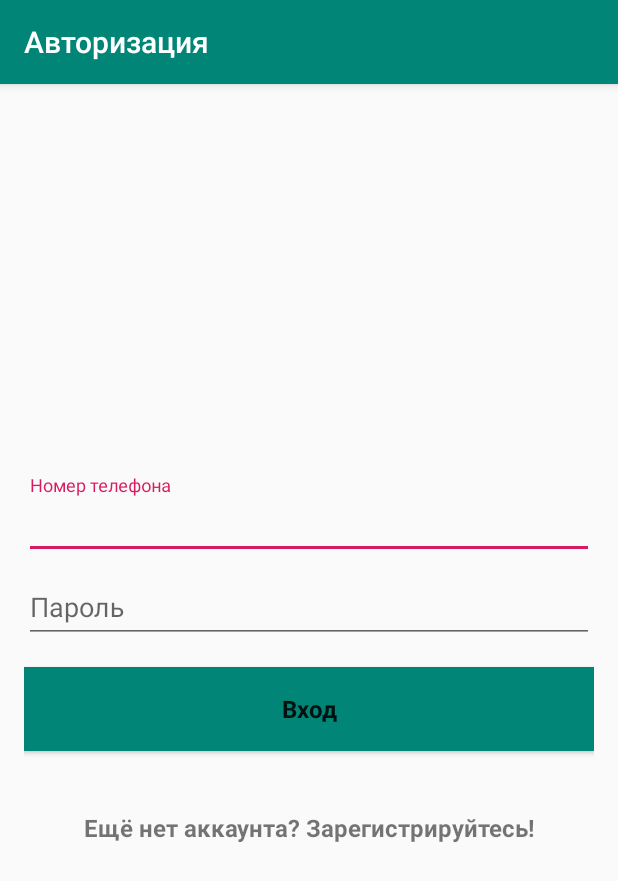
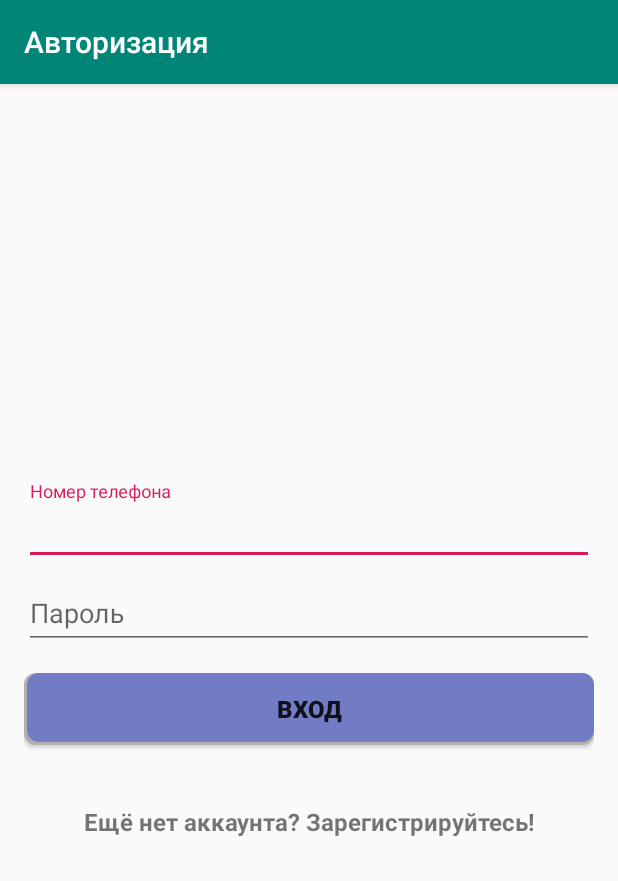
Before and after one commit to Zero1IT/funny_client, an Android app: the screen it shows after launch (AuthenticationActivity), on a phone screen of 412 x 824 dp. Shown: the top 881 px of the screen. Run offline under Robolectric (Android 15) with nearby library versions, the phone set to English and light mode, and no system bars; libraries missing offline, so code that uses them is left out: io.socket.emitter.

```diff
--- a/app/src/main/java/com/example/funnynose/Session.java
+++ b/app/src/main/java/com/example/funnynose/Session.java
@@ -25,8 +25,6 @@ public class Session {
     private static Session mSession;
     //private static boolean mSessionActive;
     //private static boolean mOnline;
-
-    public static Context context;
 
     private Session() {}
 
@@ -75,7 +73,7 @@ public class Session {
     //    }, 100);
     //}
 
-    public static boolean isOnline() {
+    public static boolean isOnline(Context context) {
         ConnectivityManager cm = (ConnectivityManager) context.getSystemService(Context.CONNECTIVITY_SERVICE);
         NetworkInfo netInfo = cm.getActiveNetworkInfo();
         if (netInfo != null && netInfo.isConnectedOrConnecting()) {
--- a/app/src/main/java/com/example/funnynose/SocketAPI.java
+++ b/app/src/main/java/com/example/funnynose/SocketAPI.java
@@ -10,8 +10,8 @@ import io.socket.client.Socket;
 public class SocketAPI {
 
     //private final static String URL = "http://app.funnynose.by";
-    private final static String URL = "http://192.168.0.105:3000";
-    //private final static String URL = "http://192.168.43.1:3000";
+    //private final static String URL = "http://192.168.0.105:3000";
+    private final static String URL = "http://127.0.0.1:3000";
 
     private static Socket mSocket;
 
--- a/app/src/main/java/com/example/funnynose/SplashActivity.java
+++ b/app/src/main/java/com/example/funnynose/SplashActivity.java
@@ -18,8 +18,6 @@ public class SplashActivity extends AppCompatActivity {
     @Override
     protected void onCreate(@Nullable Bundle savedInstanceState) {
         super.onCreate(savedInstanceState);
-
-        Session.context = getApplicationContext();
 
         Intent intent = new Intent(getApplicationContext(), AuthenticationActivity.class);
         startActivity(intent);
--- a/app/src/main/java/com/example/funnynose/authentification/AuthenticationActivity.java
+++ b/app/src/main/java/com/example/funnynose/authentification/AuthenticationActivity.java
@@ -1,4 +1,5 @@
 package com.example.funnynose.authentification;
+
 
 
 import android.content.Intent;
@@ -6,7 +7,6 @@ import android.os.Bundle;
 import android.telephony.PhoneNumberFormattingTextWatcher;
 import android.util.Log;
 import android.view.View;
-import android.widget.AutoCompleteTextView;
 import android.widget.Button;
 import android.widget.EditText;
 import android.widget.TextView;
@@ -14,8 +14,8 @@ import android.widget.Toast;
 
 import com.example.funnynose.MainActivity;
 import com.example.funnynose.R;
-import com.example.funnynose.Session;
 import com.example.funnynose.SocketAPI;
+import com.google.android.material.snackbar.Snackbar;
 
 import org.json.JSONException;
 import org.json.JSONObject;
@@ -48,9 +48,22 @@ public class AuthenticationActivity extends AppCompatActivity {
         mPasswordView = findViewById(R.id.password);
 
         Button mPhoneSignInButton = findViewById(R.id.phone_sign_in_button);
-        mPhoneSignInButton.setOnClickListener(new View.OnClickListener() {
+        mPhoneSignInButton.setOnClickListener(enterEvent);
+
+        TextView mOpenReg = findViewById(R.id.open_reg_button);
+        mOpenReg.setOnClickListener(new View.OnClickListener() {
             @Override
-            public void onClick(View view) {
+            public void onClick(View v) {
+                Intent intent = new Intent(getApplicationContext(), RegistrationActivity.class);
+                startActivity(intent);
+                finish();
+            }
+        });
+    }
+
+    View.OnClickListener enterEvent = new View.OnClickListener() {
+        @Override
+        public void onClick(final View view) {
             String phone = mPhoneView.getText().toString().replace(" ", "").replace("-", "");
             String password = mPasswordView.getText().toString().trim();
             if (password.length() > 0 && !password.contains(" ")) {
@@ -69,37 +82,36 @@ public class AuthenticationActivity extends AppCompatActivity {
                                 @Override
                                 public void call(Object... args) {
                                     if ((boolean) args[0]) {
-                                    Log.d("DEBUG", "xmmmm");
-                                    Intent intent = new Intent(Session.context, MainActivity.class);
+                                        Intent intent = new Intent(getApplicationContext(), MainActivity.class);
                                         startActivity(intent);
                                         finish();
                                     } else {
-                                    // TODO: Toast вылетает здесь из-за ассинхронности вызова
-                                    //Toast.makeText(Session.context, "Неправильный номер телефона или пароль", Toast.LENGTH_SHORT).show();
+                                        // TODO: Toast вылетает здесь из-за ассинхронности вызова.
+                                        // TODO: а может ошибка была другой?
+                                        runOnUiThread(new Runnable() {
+                                            @Override
+                                            public void run() {
+                                                //TODO: maybe отойдём от Toast)))?
+                                                //Toast.makeText(getApplicationContext(),
+                                                //        "Неправильный номер телефона или пароль",
+                                                //        Toast.LENGTH_SHORT).show();
+                                                Snackbar.make(view,
+                                                        "Неправильный номер телефона или пароль",
+                                                        Snackbar.LENGTH_LONG).setAction("Ошибка", null);
+                                            }
+                                        });
                                     }
                                 }
                             });
                 } else {
-                        Toast.makeText(Session.context, "Неправильный номер телефона или пароль", Toast.LENGTH_SHORT).show();
+                    Toast.makeText(getApplicationContext(), "Неправильный номер телефона или пароль", Toast.LENGTH_SHORT).show();
                 }
             } else {
-                    Toast.makeText(Session.context, "Неправильный номер телефона или пароль", Toast.LENGTH_SHORT).show();
+                Toast.makeText(getApplicationContext(), "Неправильный номер телефона или пароль", Toast.LENGTH_SHORT).show();
             }
 
         }
-        });
-
-        TextView mOpenReg = findViewById(R.id.open_reg_button);
-        mOpenReg.setOnClickListener(new View.OnClickListener() {
-            @Override
-            public void onClick(View v) {
-                Intent intent = new Intent(Session.context, RegistrationActivity.class);
-                startActivity(intent);
-                finish();
-            }
-        });
-    }
-
+    };
 
     public static String hashFunction(final String s) {
         try {
@@ -112,9 +124,9 @@ public class AuthenticationActivity extends AppCompatActivity {
             // Create Hex String
             StringBuilder hexString = new StringBuilder();
             for (byte aMessageDigest : messageDigest) {
-                String h = Integer.toHexString(0xFF & aMessageDigest);
+                StringBuilder h = new StringBuilder(Integer.toHexString(0xFF & aMessageDigest));
                 while (h.length() < 2)
-                    h = "0" + h;
+                    h.replace(0, 1, "0").append(h);
                 hexString.append(h);
             }
             return hexString.toString();
--- /dev/null
+++ b/app/src/main/res/drawable/auth_btn.xml
@@ -0,0 +1,29 @@
+<?xml version="1.0" encoding="utf-8"?>
+<selector xmlns:android="http://schemas.android.com/apk/res/android">
+    <item android:state_pressed="false">
+        <layer-list>
+            <item>
+                <shape android:shape="rectangle">
+                    <solid android:color="#B4AEAE"/>
+                    <corners android:radius="8dp"/>
+                </shape>
+            </item>
+            <item android:left="2dp" android:bottom="2dp">
+                <shape android:shape="rectangle">
+                    <solid android:color="#717CC4"/>
+                    <corners android:radius="8dp"/>
+                </shape>
+            </item>
+        </layer-list>
+    </item>
+    <item android:state_pressed="true">
+        <layer-list>
+            <item>
+                <shape android:shape="rectangle">
+                    <solid android:color="#A1D884"/>
+                    <corners android:radius="8dp"/>
+                </shape>
+            </item>
+        </layer-list>
+    </item>
+</selector>
--- a/app/src/main/res/layout/activity_auth.xml
+++ b/app/src/main/res/layout/activity_auth.xml
@@ -37,7 +37,7 @@
                     android:id="@+id/phone"
                     android:layout_width="match_parent"
                     android:layout_height="wrap_content"
-                    android:hint="Номер телефона"
+                    android:hint="@string/phone"
                     android:inputType="phone"
                     android:maxLines="1"
                     android:singleLine="true" />
@@ -52,7 +52,7 @@
                     android:id="@+id/password"
                     android:layout_width="match_parent"
                     android:layout_height="wrap_content"
-                    android:hint="Пароль"
+                    android:hint="@string/password"
                     android:imeActionId="6"
                     android:imeActionLabel="Вход"
                     android:imeOptions="actionUnspecified"
@@ -64,11 +64,11 @@
 
             <Button
                 android:id="@+id/phone_sign_in_button"
-                style="?android:actionBarStyle"
+                android:background="@drawable/auth_btn"
                 android:layout_width="match_parent"
                 android:layout_height="wrap_content"
                 android:layout_marginTop="16dp"
-                android:text="Вход"
+                android:text="@string/enter"
                 android:gravity="center"
                 android:textSize="16sp"
                 android:textStyle="bold"/>
@@ -79,7 +79,7 @@
                 android:layout_width="match_parent"
                 android:layout_height="wrap_content"
                 android:layout_marginTop="40dp"
-                android:text="Ещё нет аккаунта? Зарегистрируйтесь!"
+                android:text="@string/reg_by_dima"
                 android:gravity="center"
                 android:textSize="16sp"
                 android:textStyle="bold"/>
--- a/app/src/main/res/layout/activity_main.xml
+++ b/app/src/main/res/layout/activity_main.xml
@@ -1,5 +1,6 @@
 <?xml version="1.0" encoding="utf-8"?>
-<androidx.drawerlayout.widget.DrawerLayout xmlns:android="http://schemas.android.com/apk/res/android"
+<androidx.drawerlayout.widget.DrawerLayout
+    xmlns:android="http://schemas.android.com/apk/res/android"
     xmlns:app="http://schemas.android.com/apk/res-auto"
     xmlns:tools="http://schemas.android.com/tools"
     android:id="@+id/drawer_layout"
--- a/app/src/main/res/values/strings.xml
+++ b/app/src/main/res/values/strings.xml
@@ -13,4 +13,15 @@
     <string name="surname">Фамилия</string>
     <string name="email">E-mail</string>
     <string name="city">Город</string>
+    <string name="reg_by_dima">Ещё нет аккаунта? Зарегистрируйтесь!</string>
+    <string name="enter">Вход</string>
+    <string name="password">Пароль</string>
+    <string name="phone">Номер телефона</string>
+    <string name="auth_by_dima">Уже есть аккаунт? Просто войдите!</string>
+    <string name="repeat_pass">Повторите пароль</string>
+    <string name="alias">Псевдоним</string>
+    <string name="select_city">Выберите ваш город: </string>
+    <string name="birthday">Выбрать день рождения</string>
+    <string name="select_first_what">Выбрать дату первого участия</string>
+    <string name="end_registration">Завершить регистрацию</string>
 </resources>
```
Also changed, not shown: app/src/main/java/com/example/funnynose/MainActivity.java (+2 -65 lines), app/src/main/java/com/example/funnynose/User.java (added, +17 -0 lines), app/src/main/java/com/example/funnynose/authentification/FirstRegistrationFragment.java (+15 -13 lines), app/src/main/java/com/example/funnynose/authentification/NavigationActivity.java (added, +70 -0 lines), app/src/main/java/com/example/funnynose/authentification/RegistrationActivity.java (+18 -14 lines), app/src/main/java/com/example/funnynose/authentification/SecondRegistrationFragment.java (+7 -15 lines), app/src/main/java/com/example/funnynose/authentification/ThirdRegistrationFragment.java (+26 -14 lines), app/src/main/res/layout/first_registration_fragment.xml (+6 -6 lines), app/src/main/res/layout/second_registration_fragment.xml (+4 -4 lines), app/src/main/res/layout/third_registration_fragment.xml (+4 -4 lines). Lines whose indentation alone changed are shown as unchanged.
